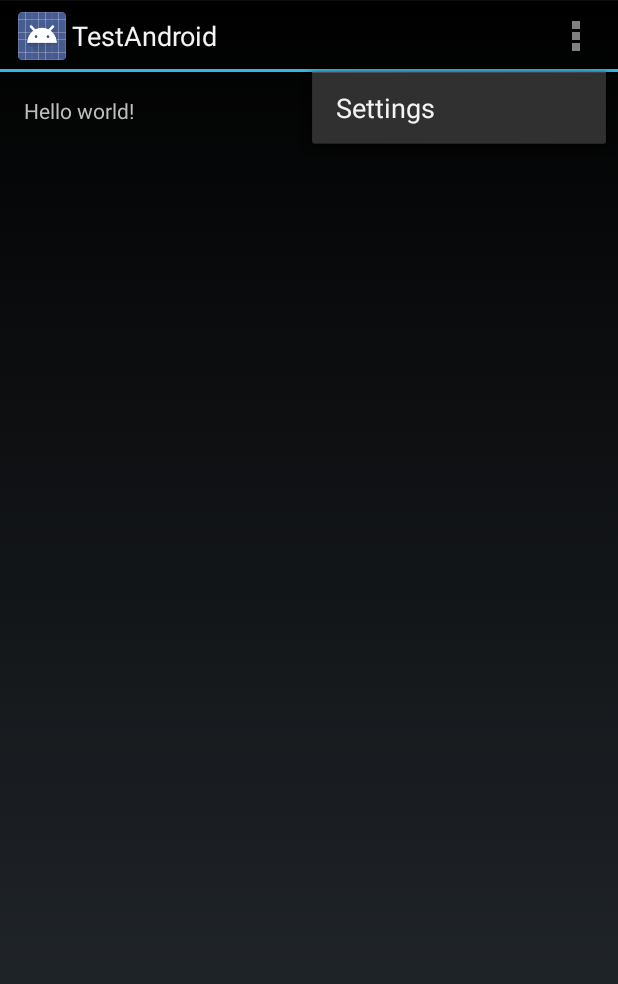
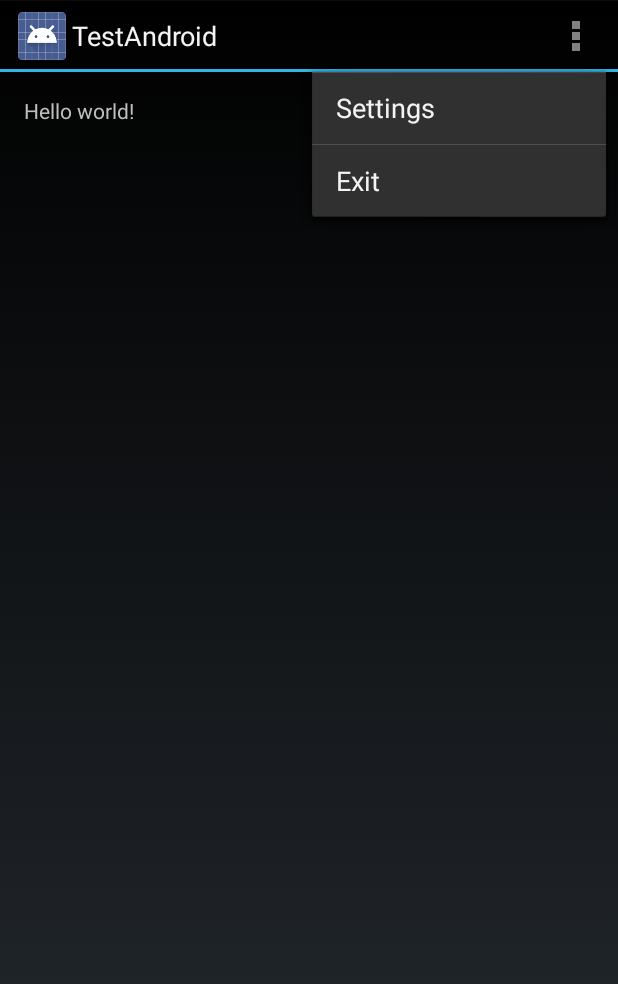
Before and after one commit to NoirCZ/TestAndroid, an Android app: the screen it shows after launch (MainActivity), with the options menu open, on a phone screen of 412 x 824 dp. Shown: the top 984 px of the screen. Run offline under Robolectric (Android 15) with nearby library versions, the phone set to English and light mode, and no system bars.

Commit message:
Uprava menu

```diff
--- a/TestAndroid/src/main/java/cz/test/android/MainActivity.java
+++ b/TestAndroid/src/main/java/cz/test/android/MainActivity.java
@@ -43,6 +43,9 @@ public class MainActivity extends Activity {
         if (id == R.id.action_settings) {
             return true;
         }
+        if (id == R.id.action_exit) {
+            System.exit(0);
+        }
         return super.onOptionsItemSelected(item);
     }
 
--- a/TestAndroid/src/main/res/menu/main.xml
+++ b/TestAndroid/src/main/res/menu/main.xml
@@ -4,6 +4,11 @@
 
     <item android:id="@+id/action_settings"
         android:title="@string/action_settings"
+        android:orderInCategory="99"
+        android:showAsAction="never" />
+
+    <item android:id="@+id/action_exit"
+        android:title="@string/action_exit"
         android:orderInCategory="100"
         android:showAsAction="never" />
 </menu>
--- a/TestAndroid/src/main/res/values/strings.xml
+++ b/TestAndroid/src/main/res/values/strings.xml
@@ -4,5 +4,6 @@
     <string name="app_name">TestAndroid</string>
     <string name="hello_world">Hello world!</string>
     <string name="action_settings">Settings</string>
+    <string name="action_exit">Exit</string>
 
 </resources>
```
